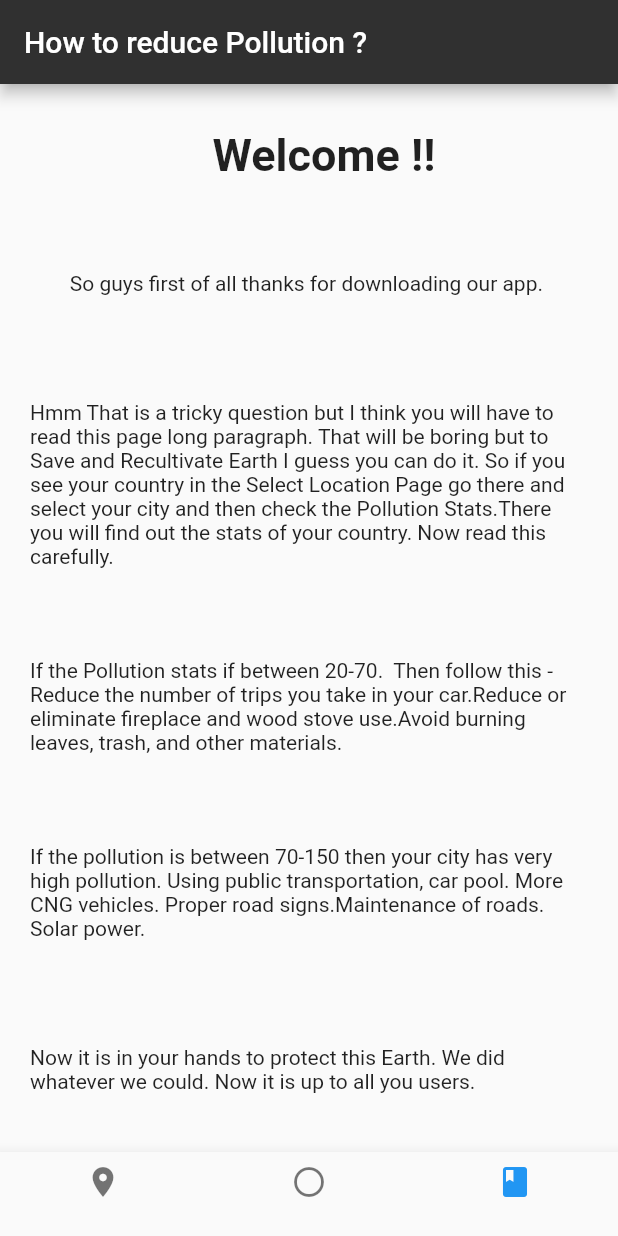
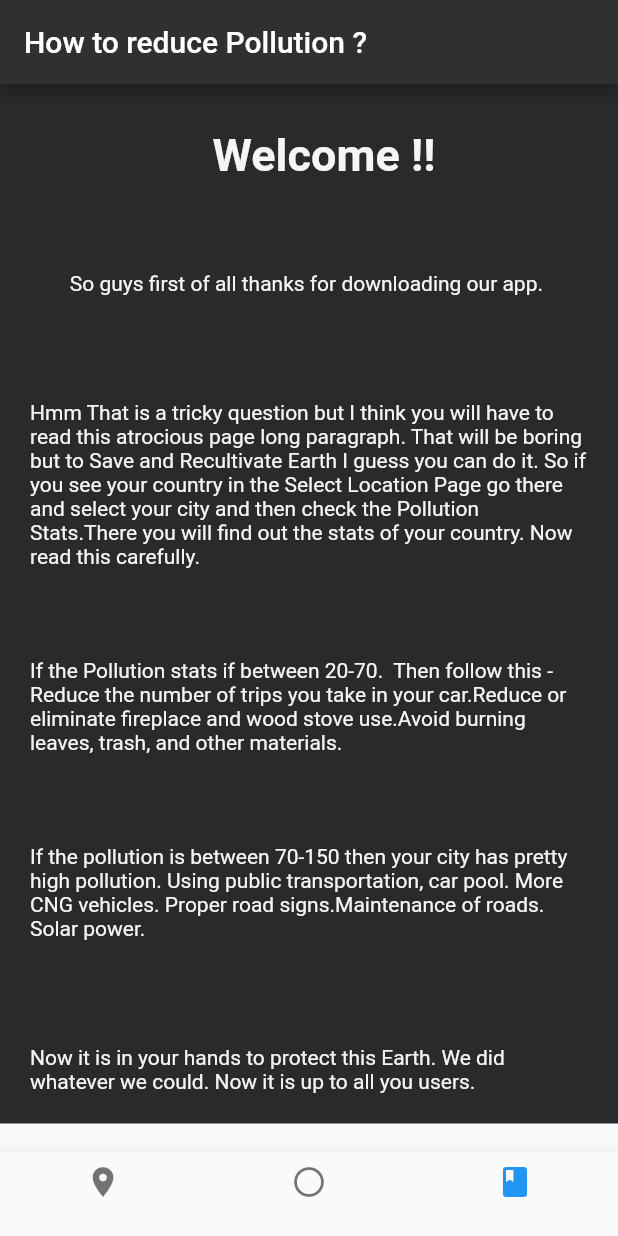
Before and after one commit to illuminataian/Createch_DPSN, a Flutter app: the screen it shows after launch, item 3 of the bottom bar chosen, on a phone screen of 412 x 824 dp. Run offline on Flutter 3.47's test engine with Material 2 defaults, Android fonts, the phone set to English and light mode, and no system bars.

Commit message:
UI updated

```diff
--- a/createch_dpsn/lib/screens/read.dart
+++ b/createch_dpsn/lib/screens/read.dart
@@ -9,14 +9,19 @@ class ReadSection extends StatelessWidget {
         backgroundColor: Colors.grey[850],
         foregroundColor: Colors.grey[100],
       ),
-      body: SingleChildScrollView(
+      body: Container(
+        color: Color(0xFF292A2C),
+        child: SingleChildScrollView(
           child: Column(
             children: [
               Padding(
                 padding: const EdgeInsets.fromLTRB(20, 30, 0, 0),
                 child: Text(
                   'Welcome !!',
-                style: TextStyle(fontSize: 30, fontWeight: FontWeight.bold),
+                  style: TextStyle(
+                      fontSize: 30,
+                      fontWeight: FontWeight.bold,
+                      color: Colors.grey[100]),
                 ),
               ),
               SizedBox(
@@ -24,8 +29,12 @@ class ReadSection extends StatelessWidget {
               ),
               Padding(
                 padding: const EdgeInsets.all(30.0),
-              child:
-                  Text('So guys first of all thanks for downloading our app. '),
+                child: Text(
+                  'So guys first of all thanks for downloading our app. ',
+                  style: TextStyle(
+                    color: Colors.grey[100],
+                  ),
+                ),
               ),
               SizedBox(
                 height: 20,
@@ -33,7 +42,11 @@ class ReadSection extends StatelessWidget {
               Padding(
                 padding: const EdgeInsets.all(20.0),
                 child: Text(
-                  'Hmm That is a tricky question but I think you will have to read this page long paragraph. That will be boring but to Save and Recultivate Earth I guess you can do it. So if you see your country in the Select Location Page go there and select your city and then check the Pollution Stats.There you will find out the stats of your country. Now read this carefully.'),
+                  'Hmm That is a tricky question but I think you will have to read this atrocious page long paragraph. That will be boring but to Save and Recultivate Earth I guess you can do it. So if you see your country in the Select Location Page go there and select your city and then check the Pollution Stats.There you will find out the stats of your country. Now read this carefully.',
+                  style: TextStyle(
+                    color: Colors.grey[100],
+                  ),
+                ),
               ),
               SizedBox(
                 height: 20,
@@ -41,7 +54,11 @@ class ReadSection extends StatelessWidget {
               Padding(
                 padding: const EdgeInsets.all(20.0),
                 child: Text(
-                  'If the Pollution stats if between 20-70.  Then follow this - Reduce the number of trips you take in your car.Reduce or eliminate fireplace and wood stove use.Avoid burning leaves, trash, and other materials.'),
+                  'If the Pollution stats if between 20-70.  Then follow this - Reduce the number of trips you take in your car.Reduce or eliminate fireplace and wood stove use.Avoid burning leaves, trash, and other materials.',
+                  style: TextStyle(
+                    color: Colors.grey[100],
+                  ),
+                ),
               ),
               SizedBox(
                 height: 20,
@@ -49,7 +66,11 @@ class ReadSection extends StatelessWidget {
               Padding(
                 padding: const EdgeInsets.all(20.0),
                 child: Text(
-                  'If the pollution is between 70-150 then your city has very high pollution. Using public transportation, car pool. More CNG vehicles. Proper road signs.Maintenance of roads. Solar power.'),
+                  'If the pollution is between 70-150 then your city has pretty high pollution. Using public transportation, car pool. More CNG vehicles. Proper road signs.Maintenance of roads. Solar power.',
+                  style: TextStyle(
+                    color: Colors.grey[100],
+                  ),
+                ),
               ),
               SizedBox(
                 height: 30,
@@ -57,9 +78,12 @@ class ReadSection extends StatelessWidget {
               Padding(
                 padding: const EdgeInsets.all(20.0),
                 child: Text(
-                  'Now it is in your hands to protect this Earth. We did whatever we could. Now it is up to all you users. '),
+                  'Now it is in your hands to protect this Earth. We did whatever we could. Now it is up to all you users. ',
+                  style: TextStyle(color: Colors.grey[100]),
+                ),
               ),
             ],
+          ),
         ),
       ),
     );
--- a/createch_dpsn/lib/screens/select.dart
+++ b/createch_dpsn/lib/screens/select.dart
@@ -30,15 +30,22 @@ class _SelectPageState extends State<SelectPage> {
         backgroundColor: Colors.grey[850],
         foregroundColor: Colors.grey[100],
       ),
-      body: ListView.builder(
+      body: Container(
+        decoration: BoxDecoration(color: Colors.grey[700]),
+        child: ListView.builder(
             itemCount: info.length,
             itemBuilder: (context, index) {
               return Padding(
                 padding:
                     const EdgeInsets.symmetric(vertical: 1.0, horizontal: 4.0),
                 child: Card(
+                  elevation: 10,
+                  color: Colors.grey.shade800,
                   child: ListTile(
-                    title: Text(info[index].text),
+                      title: Text(
+                        info[index].text,
+                        style: TextStyle(color: Colors.grey.shade100),
+                      ),
                       onTap: () {
                         Navigator.pushReplacementNamed(
                           context,
@@ -53,6 +60,7 @@ class _SelectPageState extends State<SelectPage> {
                 ),
               );
             }),
+      ),
     );
   }
 }
```
Lines whose indentation alone changed are shown as unchanged.
